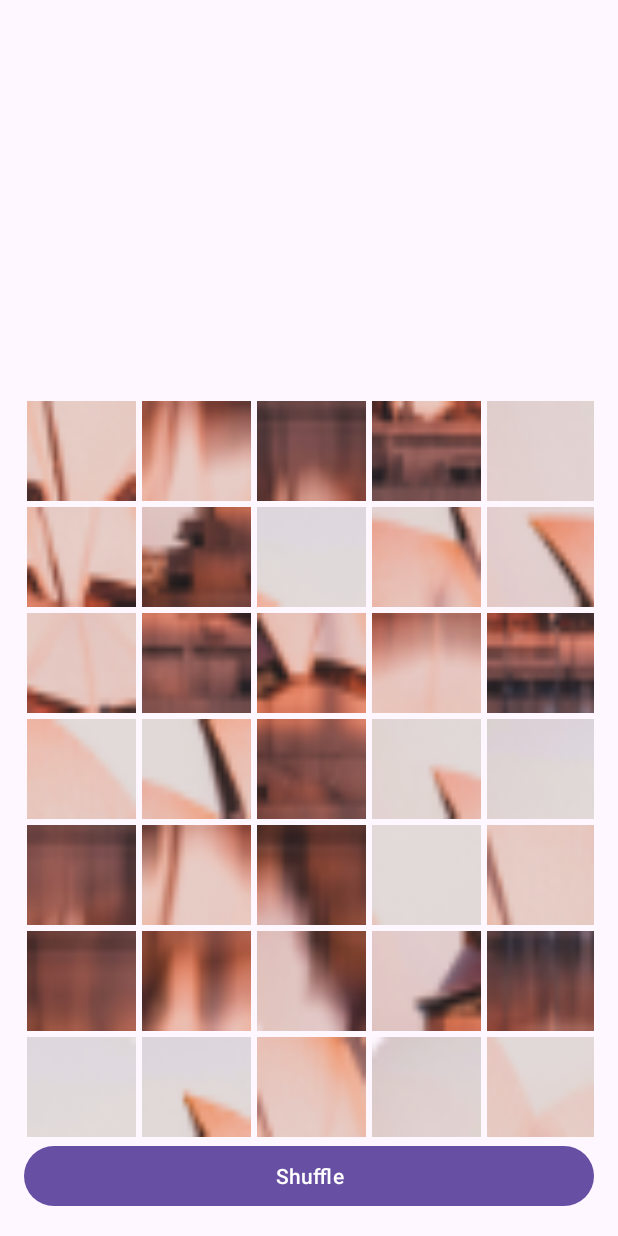
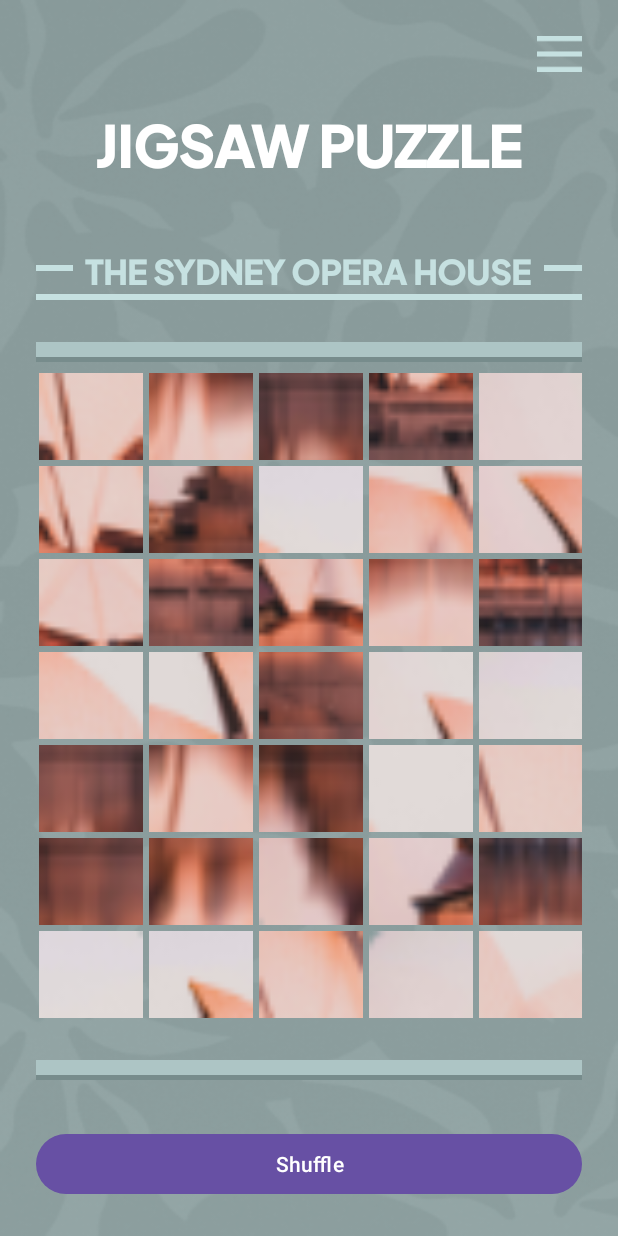
Before and after one commit to abeedev17/World-Wonder-Puzzle-Game, an Android app: the PuzzleActivity screen opened directly, with no data from a screen before it, on a phone screen of 412 x 824 dp. Run offline under Robolectric (Android 15) with nearby library versions, the phone set to English and light mode, and no system bars.

Commit message:
PuzzleAcitvity layout updated

```diff
--- a/app/src/main/java/com/modernwon/derspuzlle/PuzzleActivity.java
+++ b/app/src/main/java/com/modernwon/derspuzlle/PuzzleActivity.java
@@ -16,6 +16,7 @@
 import android.widget.Button;
 import android.widget.GridLayout;
 import android.widget.ImageView;
+import android.widget.TextView;
 
 import java.util.ArrayList;
 import java.util.Collections;
@@ -26,6 +27,7 @@
     private GridLayout puzzleGrid;
     private List<Bitmap> originalPieces;
     private List<ImageView> views = new ArrayList<>();
+    private TextView mJigsawPuzzle;
     List<Bitmap> originalOrder = new ArrayList<>();
     List<Bitmap> reArrangeOrder = new ArrayList<>();
     List<Bitmap> currentOrder = new ArrayList<>();
@@ -38,15 +40,18 @@
         setContentView(R.layout.activity_puzzle);
         puzzleGrid = findViewById(R.id.puzzleGrid);
         Button shuffleButton = findViewById(R.id.shuffleButton);
+        mJigsawPuzzle = findViewById(R.id.text_select_attraction);
 
         Intent intent = getIntent();
         int imagePos = intent.getIntExtra("image_pos", 0) + 1;
         String imageName = "level_img_";
-
-        Log.d("PuzzleActivity", "PuzzleImg imagePos = " + imagePos);
+        String wonderStringId = "level_string_";
 
         int imageResource = getResources().getIdentifier(imageName + imagePos, "drawable", getPackageName());
-        Log.d("PuzzleActivity", "PuzzleImg imageResource = " + imageResource);
+        int wonderTextResource = getResources().getIdentifier(wonderStringId + imagePos, "string", getPackageName());
+        String wonderTitle = getResources().getString(wonderTextResource);
+
+        mJigsawPuzzle.setText(wonderTitle.toUpperCase());
 
         Display display = getWindowManager().getDefaultDisplay();
         Point size = new Point();
@@ -54,8 +59,8 @@
         int screenWidth = getResources().getDisplayMetrics().widthPixels;
         int screenHeight = getResources().getDisplayMetrics().heightPixels;
 
-        int availableWidth = screenWidth - convertDpToPx(16 * 2);
-        int availableHeight = screenHeight - convertDpToPx(300 + 16 * 2);
+        int availableWidth = screenWidth - convertDpToPx(24 * 2);
+        int availableHeight = screenHeight - convertDpToPx(390);
 
         int gap = convertDpToPx(4);
         int totalGapWidth = (4 * gap); // 4 gaps between 5 columns
--- a/app/src/main/res/layout/activity_main.xml
+++ b/app/src/main/res/layout/activity_main.xml
@@ -9,6 +9,7 @@
     android:paddingTop="24dp"
     android:paddingLeft="24dp"
     android:paddingRight="24dp"
+    android:paddingBottom="24dp"
     tools:context=".MainActivity">
     <ImageButton
         android:id="@+id/menu_btn"
@@ -16,6 +17,7 @@
         android:layout_height="24dp"
         android:src="@drawable/menu_btn"
         android:background="@android:color/transparent"
+        android:scaleType="fitXY"
         app:layout_constraintTop_toTopOf="parent"
         app:layout_constraintEnd_toEndOf="parent"
         />
@@ -24,11 +26,11 @@
         android:layout_height="match_parent"
         android:orientation="vertical">
         <ImageView
-            android:layout_width="45dp"
-            android:layout_height="45dp"
+            android:layout_width="43dp"
+            android:layout_height="43dp"
             android:src="@drawable/top_icon"
             android:layout_gravity="center"
-            android:layout_marginTop="21dp"
+            android:layout_marginTop="19dp"
             />
         <TextView
             android:id="@+id/text_title"
@@ -44,7 +46,7 @@
         <RelativeLayout
             android:layout_width="match_parent"
             android:layout_height="wrap_content"
-            android:layout_marginTop="35dp">
+            android:layout_marginTop="32dp">
 
             <!-- Line before text -->
             <View
@@ -101,7 +103,7 @@
             android:id="@+id/level_recycler_view"
             android:layout_width="match_parent"
             android:layout_height="wrap_content"
-            android:layout_marginTop="22dp"
+            android:layout_marginTop="32dp"
             />
     </LinearLayout>
 </androidx.constraintlayout.widget.ConstraintLayout>
--- a/app/src/main/res/layout/activity_puzzle.xml
+++ b/app/src/main/res/layout/activity_puzzle.xml
@@ -1,22 +1,135 @@
 <?xml version="1.0" encoding="utf-8"?>
-<RelativeLayout xmlns:android="http://schemas.android.com/apk/res/android"
+<androidx.constraintlayout.widget.ConstraintLayout
+    xmlns:android="http://schemas.android.com/apk/res/android"
+    xmlns:tools="http://schemas.android.com/tools"
+    xmlns:app="http://schemas.android.com/apk/res-auto"
     android:layout_width="match_parent"
     android:layout_height="match_parent"
-    android:padding="16dp">
+    android:background="@drawable/background"
+    android:paddingTop="24dp"
+    android:paddingLeft="24dp"
+    android:paddingRight="24dp"
+    android:paddingBottom="24dp"
+    tools:context=".MainActivity">
+    <ImageButton
+        android:id="@+id/menu_btn"
+        android:layout_width="30dp"
+        android:layout_height="24dp"
+        android:src="@drawable/menu_btn"
+        android:background="@android:color/transparent"
+        android:scaleType="fitXY"
+        app:layout_constraintTop_toTopOf="parent"
+        app:layout_constraintEnd_toEndOf="parent"
+        />
+    <LinearLayout
+        android:layout_width="match_parent"
+        android:layout_height="match_parent"
+        android:orientation="vertical">
 
+        <TextView
+            android:id="@+id/jigsaw_puzzle"
+            android:layout_width="wrap_content"
+            android:layout_height="wrap_content"
+            android:text="@string/jigsaw_puzzle"
+            android:textAllCaps="true"
+            android:layout_gravity="center"
+            android:layout_marginTop="40dp"
+            android:textSize="37dp"
+            android:fontFamily="@font/plus_jakarta_sans"
+            android:textFontWeight="800"
+            android:textColor="@color/white"/>
+        <RelativeLayout
+            android:layout_width="match_parent"
+            android:layout_height="wrap_content"
+            android:layout_marginTop="40dp">
+
+            <!-- Line before text -->
+            <View
+                android:id="@+id/line_before_text"
+                android:layout_width="match_parent"
+                android:layout_height="4dp"
+                android:layout_centerVertical="true"
+                android:layout_toStartOf="@id/text_select_attraction"
+                android:background="@color/select_attraction"
+                android:layout_marginEnd="8dp"/>
+
+            <!-- Text View -->
+            <TextView
+                android:id="@+id/text_select_attraction"
+                android:layout_width="wrap_content"
+                android:layout_height="wrap_content"
+                android:layout_centerInParent="true"
+                android:fontFamily="@font/plus_jakarta_sans"
+                android:text="@string/select_attraction"
+                android:textColor="@color/select_attraction"
+                android:textFontWeight="700"
+                android:textSize="22dp" />
+
+            <!-- Line after text -->
+            <View
+                android:id="@+id/line_after_text"
+                android:layout_width="match_parent"
+                android:layout_height="4dp"
+                android:layout_centerVertical="true"
+                android:layout_toEndOf="@id/text_select_attraction"
+                android:background="@color/select_attraction"
+                android:layout_marginStart="8dp"/>
+        </RelativeLayout>
+        <View
+            android:layout_width="match_parent"
+            android:layout_height="4dp"
+            android:background="@color/select_attraction"
+            android:layout_centerVertical="true"
+            />
+        <View
+            android:layout_width="match_parent"
+            android:layout_height="10dp"
+            android:layout_marginTop="28dp"
+            android:layout_centerVertical="true"
+            android:background="@color/line"
+            />
+        <View
+            android:layout_width="match_parent"
+            android:layout_height="3dp"
+            android:layout_centerVertical="true"
+            android:background="@color/line_shadow"
+            />
+        <RelativeLayout
+            android:layout_width="match_parent"
+            android:layout_height="match_parent">
             <GridLayout
                 android:id="@+id/puzzleGrid"
                 android:layout_width="match_parent"
-        android:layout_height="wrap_content"
+                android:layout_height="match_parent"
                 android:layout_above="@+id/shuffleButton"
                 android:columnCount="5"
                 android:rowCount="7"
                 android:orientation="vertical"
                 android:layout_centerHorizontal="true"
+                android:layout_marginTop="5dp"
+                android:layout_marginBottom="55dp"
                 android:background="@android:color/transparent"
                 android:useDefaultMargins="false">
             </GridLayout>
-
+            <LinearLayout
+                android:layout_width="match_parent"
+                android:layout_height="wrap_content"
+                android:layout_alignParentBottom="true"
+                android:layout_marginBottom="80dp"
+                android:orientation="vertical">
+                <View
+                    android:layout_width="match_parent"
+                    android:layout_height="10dp"
+                    android:layout_centerVertical="true"
+                    android:background="@color/line"
+                    />
+                <View
+                    android:layout_width="match_parent"
+                    android:layout_height="3dp"
+                    android:layout_centerVertical="true"
+                    android:background="@color/line_shadow"
+                    />
+            </LinearLayout>
             <Button
                 android:id="@+id/shuffleButton"
                 android:layout_width="match_parent"
@@ -24,3 +137,5 @@
                 android:layout_alignParentBottom="true"
                 android:text="Shuffle" />
         </RelativeLayout>
+    </LinearLayout>
+</androidx.constraintlayout.widget.ConstraintLayout>
--- a/app/src/main/res/layout/level_item_layout.xml
+++ b/app/src/main/res/layout/level_item_layout.xml
@@ -3,20 +3,20 @@
     xmlns:android="http://schemas.android.com/apk/res/android"
     android:layout_width="match_parent"
     android:layout_height="wrap_content"
-    android:paddingBottom="35dp">
+    android:paddingBottom="31dp">
 
     <ImageView
         android:id="@+id/image_view1"
-        android:layout_width="164dp"
-        android:layout_height="164dp"
+        android:layout_width="163dp"
+        android:layout_height="160dp"
         android:background="@drawable/locked_level"
         android:layout_alignParentStart="true"
         android:scaleType="centerCrop"/>
 
     <ImageView
         android:id="@+id/image_view2"
-        android:layout_width="164dp"
-        android:layout_height="164dp"
+        android:layout_width="163dp"
+        android:layout_height="160dp"
         android:background="@drawable/locked_level"
         android:layout_alignParentEnd="true"
         android:scaleType="centerCrop"/>
--- a/app/src/main/res/values/strings.xml
+++ b/app/src/main/res/values/strings.xml
@@ -2,5 +2,16 @@
     <string name="app_name">Derspuzlle</string>
     <string name="text_title">Modern Wonders Puzzle</string>
     <string name="select_attraction">SELECT AN ATTRACTION</string>
+    <string name="jigsaw_puzzle">jigsaw puzzle</string>
 
+    <string name="level_string_1">THE SYDNEY OPERA HOUSE</string>
+    <string name="level_string_2">EIFFEL TOWER</string>
+    <string name="level_string_3">TAJ MAHAL</string>
+    <string name="level_string_4">GOLDEN GATE BRIDGE</string>
+    <string name="level_string_5">COLOSSEUM</string>
+    <string name="level_string_6">Chichén Itzá</string>
+    <string name="level_string_7">PETRA</string>
+    <string name="level_string_8">GREAT WALL OF CHINA</string>
+    <string name="level_string_9">Christ the Redeemer</string>
+    <string name="level_string_10">EMPIRE STATE BUILDING</string>
 </resources>
```
Also changed, not shown: app/src/main/res/font/plus_jakarta_sans_regular.ttf. Lines whose indentation alone changed are shown as unchanged.
